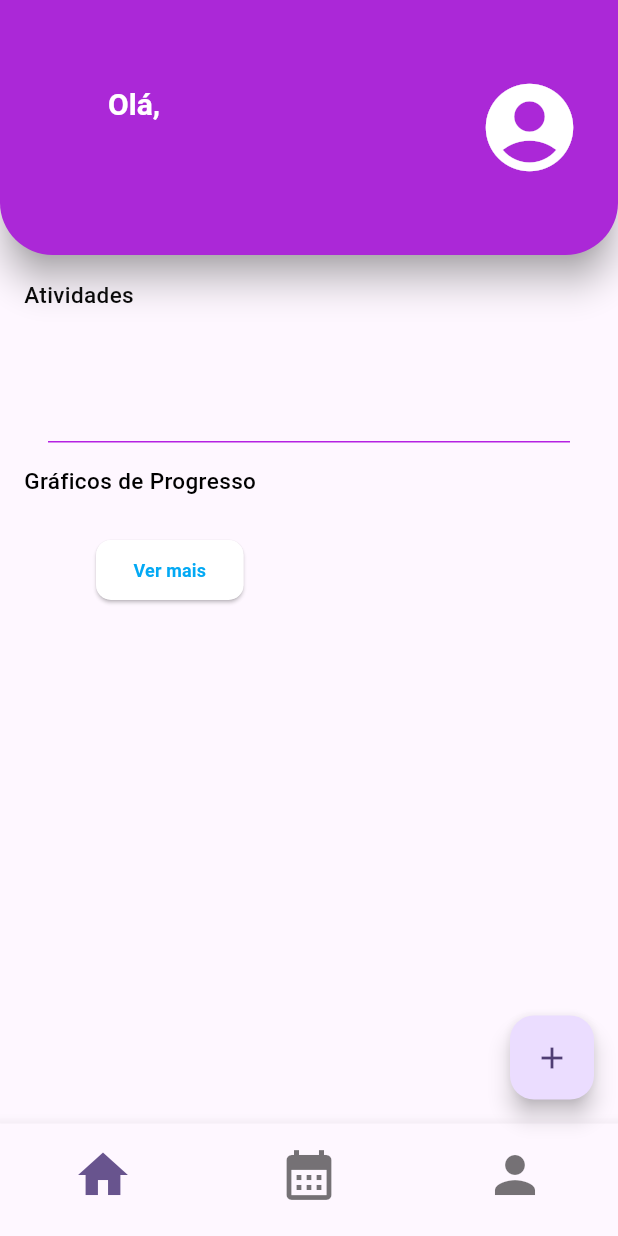
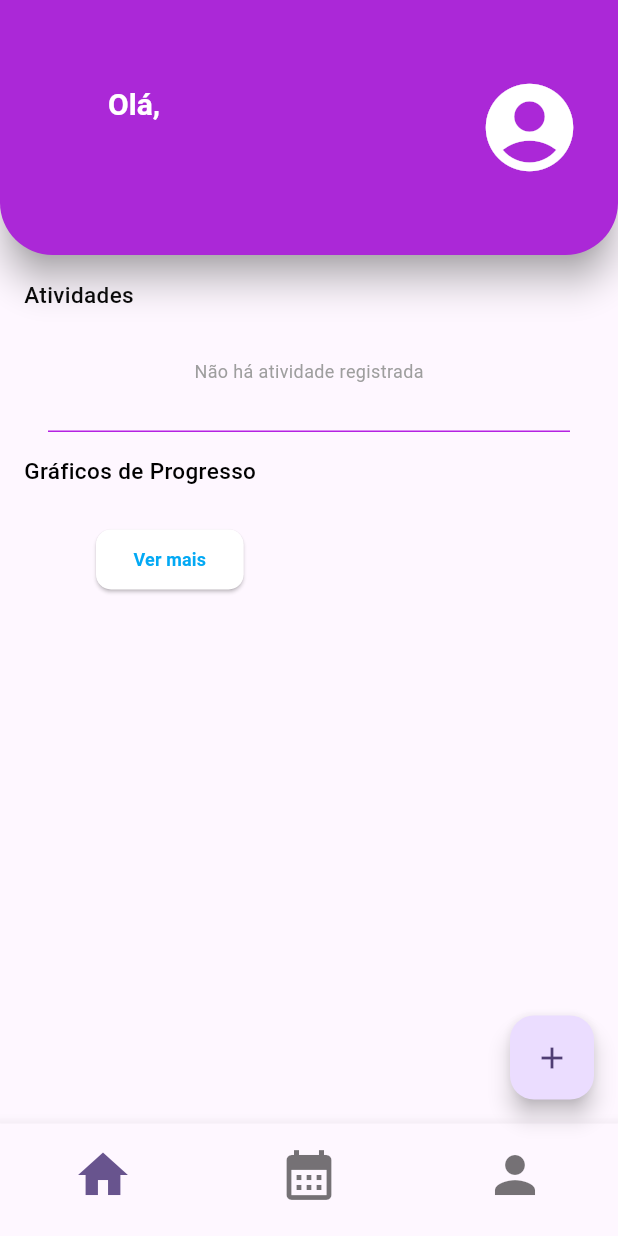
Before and after one commit to 2LMR-Solutions/AgendaAcademicaFlutter, a Flutter app: the PaginaInicial screen opened directly, on a phone screen of 412 x 824 dp. Run offline on Flutter 3.47's test engine with Material 3 defaults, Android fonts, the phone set to English and light mode, and no system bars; our stand-ins replace percent_indicator, shared_preferences, table_calendar; accounts and stored records are empty.

Commit message:
refactor: adicao de texto caso nao haja atividade registrada

```diff
--- a/lib/pagina_inicial.dart
+++ b/lib/pagina_inicial.dart
@@ -251,12 +251,25 @@ class _PaginaInicialState extends State<PaginaInicial> {
                   ),
                 ),
               ),
-              ConstrainedBox(
+
+              // Verifica se a lista de atividades está vazia
+              atividades.isEmpty
+                  ? const Padding(
+                padding: EdgeInsets.all(16.0),
+                child: Text(
+                  'Não há atividade registrada',
+                  style: TextStyle(
+                    fontSize: 12,
+                    fontWeight: FontWeight.w400,
+                    color: Colors.grey,
+                  ),
+                ),
+              )
+                  : ConstrainedBox(
                 constraints:
-                    const BoxConstraints(maxHeight: 220, minHeight: 56.0),
+                const BoxConstraints(maxHeight: 220, minHeight: 56.0),
                 child: ListView.builder(
-                  shrinkWrap:
-                      true,
+                  shrinkWrap: true,
                   itemCount: atividades.length,
                   itemBuilder: (context, index) {
                     final atividade = atividades[index];
@@ -278,6 +291,7 @@ class _PaginaInicialState extends State<PaginaInicial> {
                   },
                 ),
               ),
+
               const SizedBox(height: 15),
               Padding(
                 padding: const EdgeInsets.symmetric(horizontal: 32.0),
@@ -316,14 +330,14 @@ class _PaginaInicialState extends State<PaginaInicial> {
                       mainAxisAlignment: atividades.length == 1
                           ? MainAxisAlignment.center
                           : MainAxisAlignment
-                              .spaceEvenly, // Centralizar se houver 1 gráfico
+                          .spaceEvenly, // Centralizar se houver 1 gráfico
                       children: List.generate(
                         2, // Gerar até 2 gráficos
-                        (index) {
+                            (index) {
                           if (index < atividades.length) {
                             final atividade = atividades[index];
                             final porcentagem =
-                                calcularPorcentagemConclusao(atividade);
+                            calcularPorcentagemConclusao(atividade);
                             return CircularPercentIndicator(
                               radius: 60.0,
                               lineWidth: 15.0,
@@ -334,7 +348,7 @@ class _PaginaInicialState extends State<PaginaInicial> {
                                     fontSize: 18, fontWeight: FontWeight.bold),
                               ),
                               progressColor:
-                                  index == 0 ? Color.fromRGBO(97, 201, 168, 1) : Color.fromRGBO(26, 200, 237, 1),
+                              index == 0 ? Color.fromRGBO(97, 201, 168, 1) : Color.fromRGBO(26, 200, 237, 1),
                               footer: Padding(
                                 padding: const EdgeInsets.only(top: 8.0),
                                 child: Text(
@@ -393,6 +407,7 @@ class _PaginaInicialState extends State<PaginaInicial> {
             ],
           ),
         ),
+
         floatingActionButton: FloatingActionButton(
           onPressed: () {
             Navigator.push(
```
